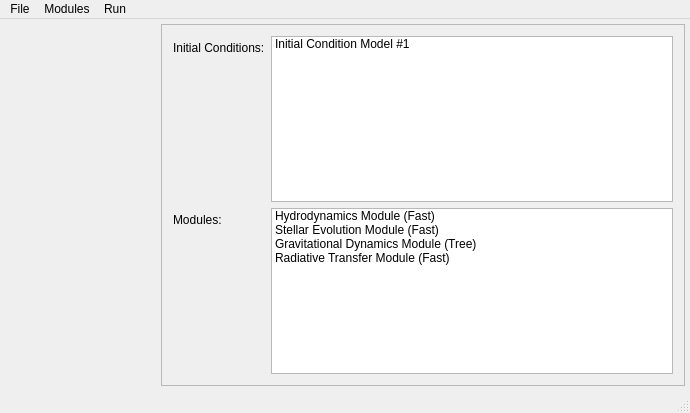
This is Code/exp_design/ui_experimentmanager.ui in economou/gpunit as Qt 5 draws it before an edit. The edited form follows.
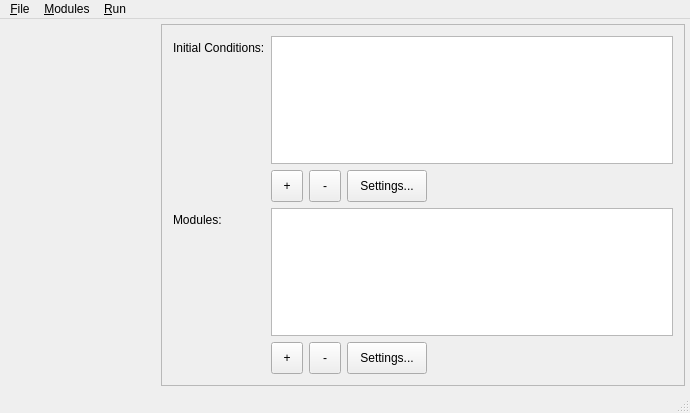
This is the edited form. Custom widgets are drawn as their Qt base class.

The edit to the form file:
```diff
--- a/Code/exp_design/ui_experimentmanager.ui
+++ b/Code/exp_design/ui_experimentmanager.ui
@@ -34,7 +34,13 @@
      <number>5</number>
     </property>
     <item>
-     <widget class="ModulesToolbox" name="widget" native="true">
+     <widget class="ModulesToolbox" name="modulesToolbox" native="true">
+      <property name="sizePolicy">
+       <sizepolicy hsizetype="Fixed" vsizetype="Expanding">
+        <horstretch>0</horstretch>
+        <verstretch>0</verstretch>
+       </sizepolicy>
+      </property>
       <property name="minimumSize">
        <size>
         <width>150</width>
@@ -65,52 +71,161 @@
       </property>
       <layout class="QFormLayout" name="formLayout">
        <item row="0" column="1">
-        <widget class="QListWidget" name="listWidget">
-         <item>
-          <property name="text">
-           <string>Initial Condition Model #1</string>
-          </property>
-         </item>
-        </widget>
+        <widget class="QListWidget" name="initCondList"/>
        </item>
        <item row="0" column="0">
-        <widget class="QLabel" name="label">
+        <widget class="QLabel" name="initCondLabel">
          <property name="text">
           <string>Initial Conditions:</string>
          </property>
         </widget>
        </item>
-       <item row="1" column="1">
-        <widget class="QListWidget" name="listWidget_2">
-         <item>
-          <property name="text">
-           <string>Hydrodynamics Module (Fast)</string>
-          </property>
-         </item>
-         <item>
-          <property name="text">
-           <string>Stellar Evolution Module (Fast)</string>
-          </property>
-         </item>
-         <item>
-          <property name="text">
-           <string>Gravitational Dynamics Module (Tree)</string>
-          </property>
-         </item>
-         <item>
-          <property name="text">
-           <string>Radiative Transfer Module (Fast)</string>
-          </property>
-         </item>
-        </widget>
+       <item row="3" column="1">
+        <widget class="QListWidget" name="moduleList"/>
        </item>
-       <item row="1" column="0">
-        <widget class="QLabel" name="label_2">
+       <item row="3" column="0">
+        <widget class="QLabel" name="moduleLabel">
          <property name="text">
           <string>Modules:</string>
          </property>
         </widget>
        </item>
+       <item row="1" column="1">
+        <layout class="QHBoxLayout" name="horizontalLayout">
+         <item>
+          <widget class="QToolButton" name="addInitButton">
+           <property name="minimumSize">
+            <size>
+             <width>32</width>
+             <height>32</height>
+            </size>
+           </property>
+           <property name="maximumSize">
+            <size>
+             <width>32</width>
+             <height>32</height>
+            </size>
+           </property>
+           <property name="text">
+            <string>+</string>
+           </property>
+          </widget>
+         </item>
+         <item>
+          <widget class="QToolButton" name="removeInitButton">
+           <property name="minimumSize">
+            <size>
+             <width>32</width>
+             <height>32</height>
+            </size>
+           </property>
+           <property name="maximumSize">
+            <size>
+             <width>32</width>
+             <height>32</height>
+            </size>
+           </property>
+           <property name="text">
+            <string>-</string>
+           </property>
+          </widget>
+         </item>
+         <item>
+          <widget class="QPushButton" name="initSettingsButton">
+           <property name="minimumSize">
+            <size>
+             <width>0</width>
+             <height>32</height>
+            </size>
+           </property>
+           <property name="text">
+            <string>Settings...</string>
+           </property>
+          </widget>
+         </item>
+         <item>
+          <spacer name="horizontalSpacer">
+           <property name="orientation">
+            <enum>Qt::Horizontal</enum>
+           </property>
+           <property name="sizeHint" stdset="0">
+            <size>
+             <width>40</width>
+             <height>20</height>
+            </size>
+           </property>
+          </spacer>
+         </item>
+        </layout>
+       </item>
+       <item row="4" column="1">
+        <layout class="QHBoxLayout" name="horizontalLayout_2">
+         <item>
+          <widget class="QToolButton" name="addModuleButton">
+           <property name="minimumSize">
+            <size>
+             <width>32</width>
+             <height>32</height>
+            </size>
+           </property>
+           <property name="maximumSize">
+            <size>
+             <width>32</width>
+             <height>32</height>
+            </size>
+           </property>
+           <property name="text">
+            <string>+</string>
+           </property>
+          </widget>
+         </item>
+         <item>
+          <widget class="QToolButton" name="removeModuleButton">
+           <property name="minimumSize">
+            <size>
+             <width>32</width>
+             <height>32</height>
+            </size>
+           </property>
+           <property name="maximumSize">
+            <size>
+             <width>32</width>
+             <height>32</height>
+            </size>
+           </property>
+           <property name="text">
+            <string>-</string>
+           </property>
+          </widget>
+         </item>
+         <item>
+          <widget class="QPushButton" name="moduleSettingsButton">
+           <property name="minimumSize">
+            <size>
+             <width>0</width>
+             <height>32</height>
+            </size>
+           </property>
+           <property name="text">
+            <string>Settings...</string>
+           </property>
+          </widget>
+         </item>
+         <item>
+          <spacer name="horizontalSpacer_2">
+           <property name="orientation">
+            <enum>Qt::Horizontal</enum>
+           </property>
+           <property name="sizeHint" stdset="0">
+            <size>
+             <width>40</width>
+             <height>20</height>
+            </size>
+           </property>
+          </spacer>
+         </item>
+        </layout>
+       </item>
       </layout>
      </widget>
     </item>
@@ -122,13 +237,14 @@
      <x>0</x>
      <y>0</y>
      <width>690</width>
-     <height>24</height>
+     <height>25</height>
     </rect>
    </property>
    <widget class="QMenu" name="menuFile">
     <property name="title">
-     <string>File</string>
+     <string>&amp;File</string>
     </property>
+    <addaction name="separator"/>
     <addaction name="actionNew_Experiment"/>
     <addaction name="actionOpen_Experiment"/>
     <addaction name="actionSave_Experiment"/>
@@ -139,13 +255,14 @@
    </widget>
    <widget class="QMenu" name="menuRun">
     <property name="title">
-     <string>Run</string>
+     <string>&amp;Run</string>
     </property>
+    <addaction name="actionView_Cluster"/>
     <addaction name="actionRun_Experiment"/>
    </widget>
    <widget class="QMenu" name="menuModules">
     <property name="title">
-     <string>Modules</string>
+     <string>&amp;Modules</string>
     </property>
     <addaction name="actionImport_Module"/>
     <addaction name="actionEdit_Modules"/>
@@ -157,7 +274,7 @@
   <widget class="QStatusBar" name="statusBar"/>
   <action name="actionOpen_Experiment">
    <property name="text">
-    <string>Open Experiment...</string>
+    <string>&amp;Open Experiment...</string>
    </property>
    <property name="shortcut">
     <string>Ctrl+O</string>
@@ -168,7 +285,7 @@
   </action>
   <action name="actionNew_Experiment">
    <property name="text">
-    <string>New Experiment...</string>
+    <string>&amp;New Experiment...</string>
    </property>
    <property name="shortcut">
     <string>Ctrl+N</string>
@@ -176,7 +293,7 @@
   </action>
   <action name="actionSave_Experiment">
    <property name="text">
-    <string>Save Experiment</string>
+    <string>&amp;Save Experiment</string>
    </property>
    <property name="shortcut">
     <string>Ctrl+S</string>
@@ -184,7 +301,7 @@
   </action>
   <action name="actionClose">
    <property name="text">
-    <string>Close</string>
+    <string>&amp;Close</string>
    </property>
    <property name="shortcut">
     <string>Ctrl+W</string>
@@ -192,7 +309,7 @@
   </action>
   <action name="actionRun_Experiment">
    <property name="text">
-    <string>Run Experiment</string>
+    <string>&amp;Run Experiment</string>
    </property>
    <property name="shortcut">
     <string>Ctrl+R</string>
@@ -200,7 +317,7 @@
   </action>
   <action name="actionExport_experiment">
    <property name="text">
-    <string>Export Experiment...</string>
+    <string>E&amp;xport Experiment...</string>
    </property>
   </action>
   <action name="actionImport_Module">
@@ -216,6 +333,11 @@
     <string>Ctrl+M</string>
    </property>
   </action>
+  <action name="actionView_Cluster">
+   <property name="text">
+    <string>&amp;View Cluster...</string>
+   </property>
+  </action>
  </widget>
  <layoutdefault spacing="6" margin="11"/>
  <customwidgets>
```
Left out of the diff: 31 changed lines with no effect on the pictures.
